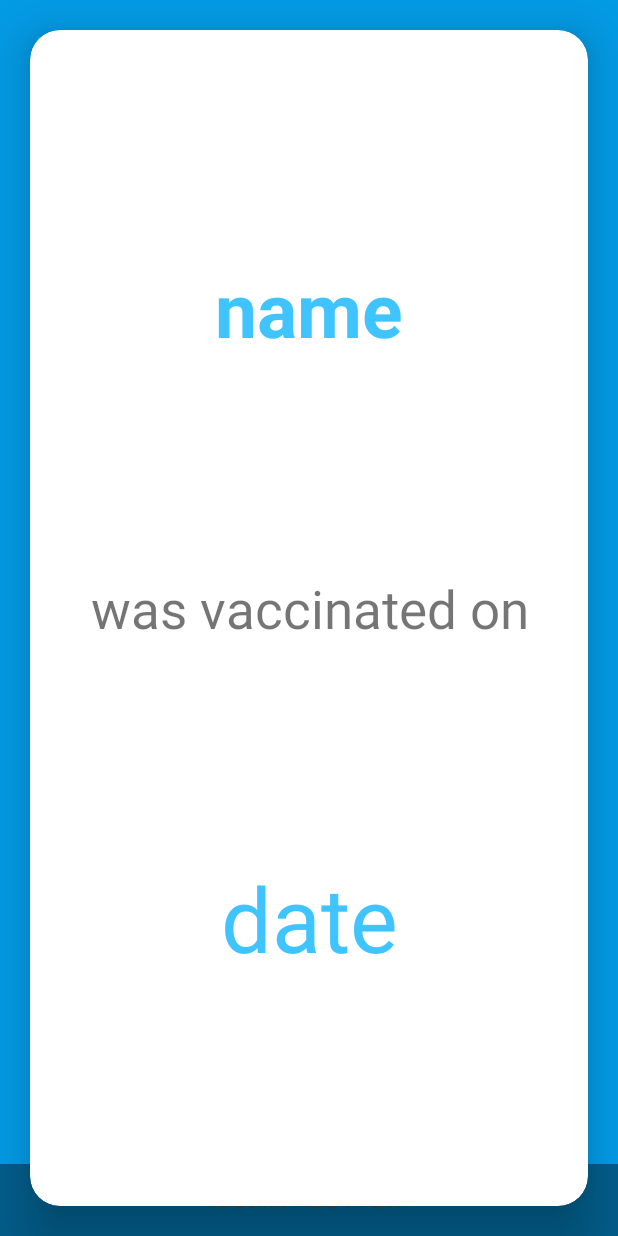
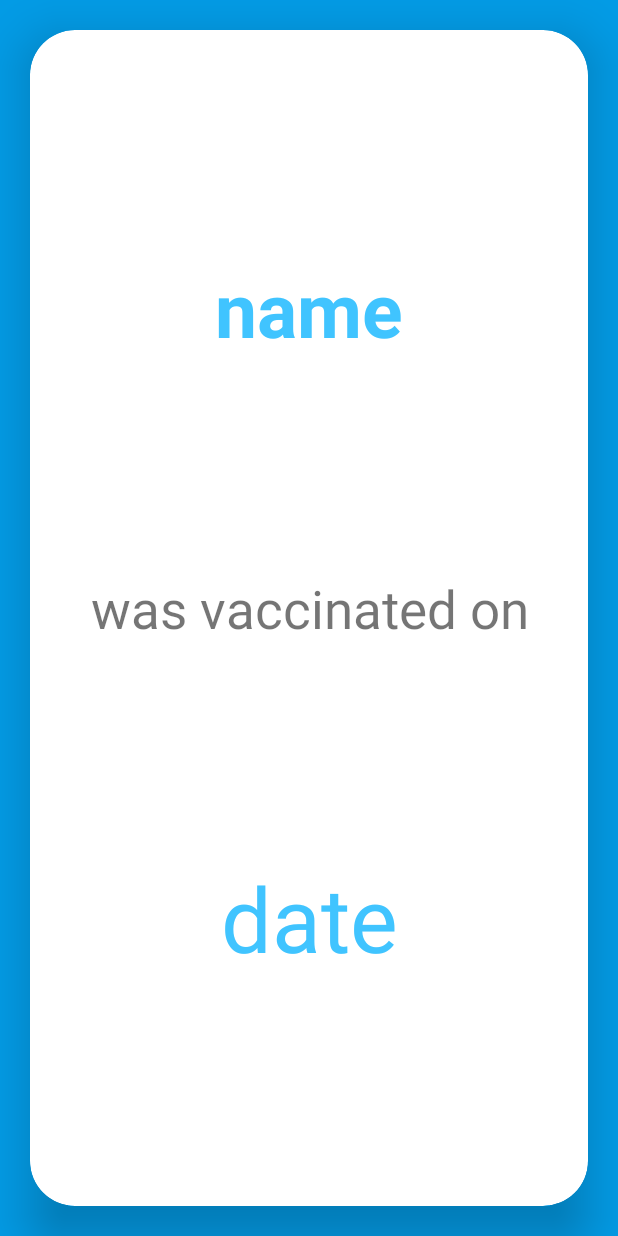
Before and after one commit to ThePyProgrammer/GreenPass, an Android app: the layout fragment_pass.xml on its own in the app's theme, with its tools: preview values and no code run, on a phone screen of 412 x 824 dp. Run offline under Robolectric (Android 15) with nearby library versions, the phone set to English and light mode, and no system bars.

Commit message:
Update fragment_pass.xml

```diff
--- a/app/src/main/res/layout/fragment_pass.xml
+++ b/app/src/main/res/layout/fragment_pass.xml
@@ -18,7 +18,7 @@
         android:layout_height="match_parent"
         android:keepScreenOn="true"
         android:layout_margin="20dp"
-        app:cardCornerRadius="20dp"
+        app:cardCornerRadius="30dp"
         app:cardElevation="20dp"
         app:contentPadding="10dp"
         >
@@ -79,31 +79,4 @@
         android:textSize="50sp"
         android:textStyle="bold" />
 
-    <!-- This FrameLayout insets its children based on system windows using
-         android:fitsSystemWindows. -->
-    <FrameLayout
-        android:layout_width="match_parent"
-        android:layout_height="match_parent"
-        android:fitsSystemWindows="true">
-
-        <LinearLayout
-            android:id="@+id/fullscreen_content_controls"
-            style="@style/Widget.Theme.GreenPass.ButtonBar.Fullscreen"
-            android:layout_width="match_parent"
-            android:layout_height="wrap_content"
-            android:layout_gravity="bottom|center_horizontal"
-            android:orientation="horizontal"
-            tools:ignore="UselessParent">
-
-            <Button
-                android:id="@+id/dummy_button"
-                style="?android:attr/buttonBarButtonStyle"
-                android:layout_width="0dp"
-                android:layout_height="wrap_content"
-                android:layout_weight="1"
-                android:text="@string/dummy_button" />
-
-        </LinearLayout>
-    </FrameLayout>
-
 </FrameLayout>
```
